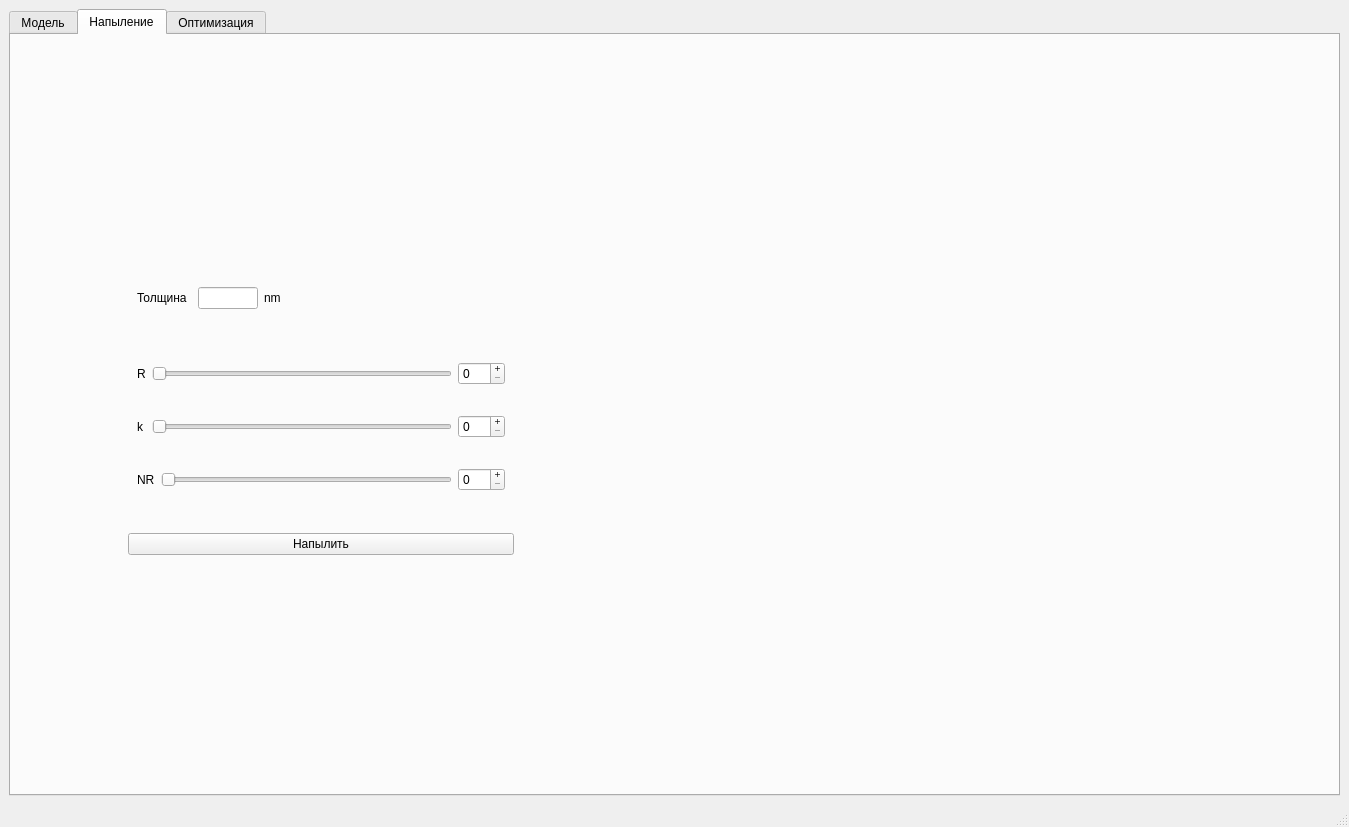
Qt form gui.ui (MarchiyGV/RotationAndDeposition) before a commit.
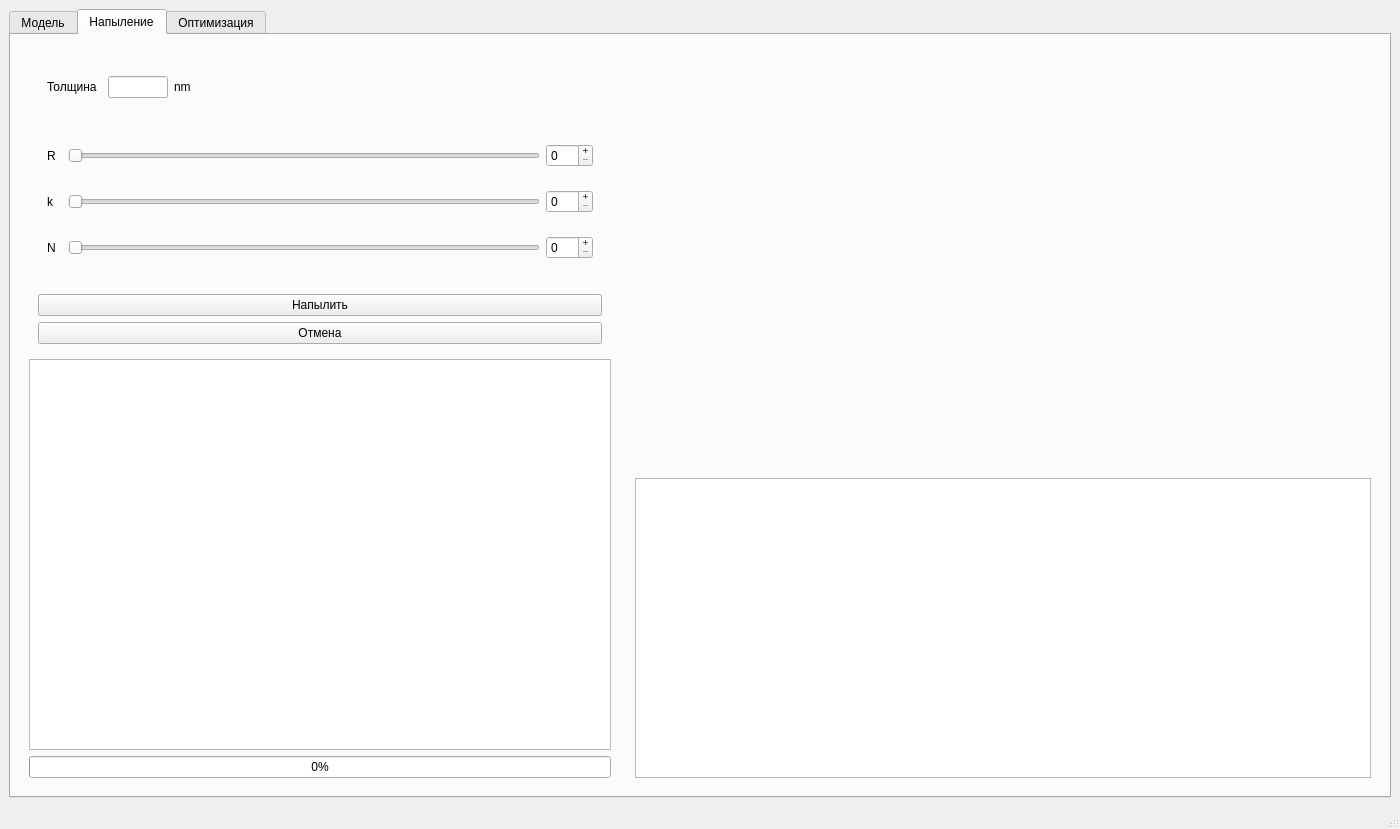
The same form after that commit. Icons and pictures are not drawn.

```diff
--- a/gui.ui
+++ b/gui.ui
@@ -6,13 +6,29 @@
    <rect>
     <x>0</x>
     <y>0</y>
-    <width>1349</width>
-    <height>827</height>
+    <width>1400</width>
+    <height>829</height>
    </rect>
   </property>
+  <property name="sizePolicy">
+   <sizepolicy hsizetype="Expanding" vsizetype="Expanding">
+    <horstretch>0</horstretch>
+    <verstretch>0</verstretch>
+   </sizepolicy>
+  </property>
+  <property name="minimumSize">
+   <size>
+    <width>1400</width>
+    <height>0</height>
+   </size>
+  </property>
   <property name="windowTitle">
    <string>Thickness calculator</string>
   </property>
+  <property name="windowIcon">
+   <iconset>
+    <normaloff>icon.ico</normaloff>icon.ico</iconset>
+  </property>
   <widget class="QWidget" name="centralwidget">
    <layout class="QHBoxLayout" name="horizontalLayout">
     <item>
@@ -33,6 +49,18 @@
        <layout class="QHBoxLayout" name="horizontalLayout_2">
         <item>
          <widget class="QWidget" name="widget_3" native="true">
+          <property name="sizePolicy">
+           <sizepolicy hsizetype="Maximum" vsizetype="Preferred">
+            <horstretch>0</horstretch>
+            <verstretch>0</verstretch>
+           </sizepolicy>
+          </property>
+          <property name="minimumSize">
+           <size>
+            <width>700</width>
+            <height>0</height>
+           </size>
+          </property>
           <layout class="QVBoxLayout" name="verticalLayout_2">
            <item>
             <widget class="QTableView" name="table_settings">
@@ -40,7 +68,7 @@
               <bool>true</bool>
              </property>
              <property name="sizePolicy">
-              <sizepolicy hsizetype="Ignored" vsizetype="Minimum">
+              <sizepolicy hsizetype="Ignored" vsizetype="MinimumExpanding">
                <horstretch>0</horstretch>
                <verstretch>0</verstretch>
               </sizepolicy>
@@ -55,11 +83,23 @@
               <enum>QAbstractScrollArea::AdjustToContents</enum>
              </property>
              <property name="editTriggers">
-              <set>QAbstractItemView::AnyKeyPressed|QAbstractItemView::DoubleClicked|QAbstractItemView::EditKeyPressed|QAbstractItemView::SelectedClicked</set>
+              <set>QAbstractItemView::AllEditTriggers</set>
+             </property>
+             <property name="showDropIndicator" stdset="0">
+              <bool>true</bool>
+             </property>
+             <property name="dragDropOverwriteMode">
+              <bool>false</bool>
              </property>
              <property name="alternatingRowColors">
               <bool>false</bool>
              </property>
+             <property name="selectionMode">
+              <enum>QAbstractItemView::NoSelection</enum>
+             </property>
+             <property name="gridStyle">
+              <enum>Qt::SolidLine</enum>
+             </property>
             </widget>
            </item>
            <item>
@@ -84,6 +124,9 @@
                <verstretch>0</verstretch>
               </sizepolicy>
              </property>
+             <property name="toolTip">
+              <string>Press Ctrl+Enter</string>
+             </property>
              <property name="text">
               <string>Обновить модель</string>
              </property>
@@ -93,17 +136,59 @@
          </widget>
         </item>
         <item>
+         <widget class="QWidget" name="widget_15" native="true">
+          <property name="minimumSize">
+           <size>
+            <width>300</width>
+            <height>0</height>
+           </size>
+          </property>
+          <layout class="QVBoxLayout" name="verticalLayout_11">
+           <item>
          <widget class="QWidget" name="widget_2" native="true">
-          <layout class="QVBoxLayout" name="verticalLayout">
+             <property name="sizePolicy">
+              <sizepolicy hsizetype="Preferred" vsizetype="Expanding">
+               <horstretch>0</horstretch>
+               <verstretch>0</verstretch>
+              </sizepolicy>
+             </property>
+             <layout class="QHBoxLayout" name="horizontalLayout_6">
+              <item>
+               <widget class="QWidget" name="widget_14" native="true">
+                <property name="sizePolicy">
+                 <sizepolicy hsizetype="MinimumExpanding" vsizetype="MinimumExpanding">
+                  <horstretch>8</horstretch>
+                  <verstretch>8</verstretch>
+                 </sizepolicy>
+                </property>
+                <property name="minimumSize">
+                 <size>
+                  <width>300</width>
+                  <height>300</height>
+                 </size>
+                </property>
+                <property name="maximumSize">
+                 <size>
+                  <width>16777215</width>
+                  <height>3123123</height>
+                 </size>
+                </property>
+                <property name="sizeIncrement">
+                 <size>
+                  <width>1</width>
+                  <height>1</height>
+                 </size>
+                </property>
+                <layout class="QVBoxLayout" name="verticalLayout_9">
            <item>
             <widget class="QWidget" name="mesh_plot" native="true">
              <property name="enabled">
               <bool>true</bool>
              </property>
              <property name="sizePolicy">
-              <sizepolicy hsizetype="Fixed" vsizetype="Fixed">
-               <horstretch>0</horstretch>
-               <verstretch>0</verstretch>
+                    <sizepolicy hsizetype="MinimumExpanding" vsizetype="MinimumExpanding">
+                     <horstretch>8</horstretch>
+                     <verstretch>8</verstretch>
               </sizepolicy>
              </property>
              <property name="minimumSize">
@@ -114,34 +199,33 @@
              </property>
              <property name="maximumSize">
               <size>
-               <width>600</width>
-               <height>600</height>
+                     <width>16777215</width>
+                     <height>16777215</height>
+                    </size>
+                   </property>
+                   <property name="sizeIncrement">
+                    <size>
+                     <width>1</width>
+                     <height>1</height>
               </size>
              </property>
              <layout class="QVBoxLayout" name="mesh_plot_vl"/>
             </widget>
            </item>
+                </layout>
+               </widget>
+              </item>
+             </layout>
+            </widget>
+           </item>
            <item>
-            <widget class="QWidget" name="source_plot" native="true">
-             <property name="sizePolicy">
-              <sizepolicy hsizetype="Fixed" vsizetype="Fixed">
-               <horstretch>0</horstretch>
-               <verstretch>0</verstretch>
-              </sizepolicy>
-             </property>
-             <property name="minimumSize">
-              <size>
-               <width>300</width>
-               <height>300</height>
-              </size>
-             </property>
+            <widget class="QTextBrowser" name="model_info">
              <property name="maximumSize">
               <size>
-               <width>600</width>
-               <height>600</height>
+               <width>16777215</width>
+               <height>200</height>
               </size>
              </property>
-             <layout class="QVBoxLayout" name="source_plot_vl"/>
             </widget>
            </item>
           </layout>
@@ -153,28 +237,20 @@
        <attribute name="title">
         <string>Напыление</string>
        </attribute>
-       <layout class="QGridLayout" name="gridLayout_3">
-        <item row="0" column="2">
-         <widget class="QWidget" name="film_plot" native="true">
-          <property name="sizePolicy">
-           <sizepolicy hsizetype="Maximum" vsizetype="Maximum">
-            <horstretch>1</horstretch>
-            <verstretch>1</verstretch>
-           </sizepolicy>
-          </property>
+       <layout class="QHBoxLayout" name="horizontalLayout_5">
+        <item alignment="Qt::AlignHCenter">
+         <widget class="QWidget" name="widget_9" native="true">
           <property name="minimumSize">
            <size>
             <width>600</width>
-            <height>400</height>
+            <height>0</height>
            </size>
           </property>
-          <layout class="QVBoxLayout" name="film_vl"/>
-         </widget>
-        </item>
-        <item row="0" column="1">
+          <layout class="QVBoxLayout" name="verticalLayout_10">
+           <item>
          <widget class="QWidget" name="widget" native="true">
           <property name="sizePolicy">
-           <sizepolicy hsizetype="Maximum" vsizetype="Maximum">
+              <sizepolicy hsizetype="Expanding" vsizetype="Maximum">
             <horstretch>1</horstretch>
             <verstretch>1</verstretch>
            </sizepolicy>
@@ -230,31 +306,44 @@
            </item>
            <item>
             <widget class="QWidget" name="widget_5" native="true">
+                <property name="sizePolicy">
+                 <sizepolicy hsizetype="Expanding" vsizetype="Preferred">
+                  <horstretch>0</horstretch>
+                  <verstretch>0</verstretch>
+                 </sizepolicy>
+                </property>
              <layout class="QGridLayout" name="gridLayout">
-              <item row="2" column="3">
-               <widget class="QDoubleSpinBox" name="NR_disp">
-                <property name="locale">
-                 <locale language="English" country="UnitedStates"/>
-                </property>
-                <property name="buttonSymbols">
-                 <enum>QAbstractSpinBox::PlusMinus</enum>
-                </property>
-                <property name="decimals">
-                 <number>0</number>
-                </property>
-                <property name="singleStep">
-                 <double>1.000000000000000</double>
-                </property>
-               </widget>
-              </item>
               <item row="2" column="2">
+                  <widget class="QSlider" name="k_Slider">
+                   <property name="orientation">
+                    <enum>Qt::Horizontal</enum>
+                   </property>
+                  </widget>
+                 </item>
+                 <item row="3" column="3">
+                  <widget class="QDoubleSpinBox" name="NR_disp">
+                   <property name="locale">
+                    <locale language="English" country="UnitedStates"/>
+                   </property>
+                   <property name="buttonSymbols">
+                    <enum>QAbstractSpinBox::PlusMinus</enum>
+                   </property>
+                   <property name="decimals">
+                    <number>0</number>
+                   </property>
+                   <property name="singleStep">
+                    <double>1.000000000000000</double>
+                   </property>
+                  </widget>
+                 </item>
+                 <item row="3" column="2">
                <widget class="QSlider" name="NR_Slider">
                 <property name="orientation">
                  <enum>Qt::Horizontal</enum>
                 </property>
                </widget>
               </item>
-              <item row="1" column="0">
+                 <item row="2" column="0">
                <widget class="QLabel" name="label_2">
                 <property name="maximumSize">
                  <size>
@@ -267,20 +356,7 @@
                 </property>
                </widget>
               </item>
-              <item row="0" column="0">
-               <widget class="QLabel" name="label">
-                <property name="maximumSize">
-                 <size>
-                  <width>30</width>
-                  <height>16777215</height>
-                 </size>
-                </property>
-                <property name="text">
-                 <string>R</string>
-                </property>
-               </widget>
-              </item>
-              <item row="2" column="0" colspan="2">
+                 <item row="3" column="0" colspan="2">
                <widget class="QLabel" name="label_3">
                 <property name="maximumSize">
                  <size>
@@ -289,11 +365,27 @@
                  </size>
                 </property>
                 <property name="text">
-                 <string>NR</string>
+                    <string>N</string>
                 </property>
                </widget>
               </item>
-              <item row="0" column="1" colspan="2">
+                 <item row="2" column="3">
+                  <widget class="QDoubleSpinBox" name="k_disp">
+                   <property name="locale">
+                    <locale language="English" country="UnitedStates"/>
+                   </property>
+                   <property name="buttonSymbols">
+                    <enum>QAbstractSpinBox::PlusMinus</enum>
+                   </property>
+                   <property name="decimals">
+                    <number>0</number>
+                   </property>
+                   <property name="singleStep">
+                    <double>1.000000000000000</double>
+                   </property>
+                  </widget>
+                 </item>
+                 <item row="1" column="2">
                <widget class="QSlider" name="R_Slider">
                 <property name="minimumSize">
                  <size>
@@ -307,22 +399,6 @@
                </widget>
               </item>
               <item row="1" column="3">
-               <widget class="QDoubleSpinBox" name="k_disp">
-                <property name="locale">
-                 <locale language="English" country="UnitedStates"/>
-                </property>
-                <property name="buttonSymbols">
-                 <enum>QAbstractSpinBox::PlusMinus</enum>
-                </property>
-                <property name="decimals">
-                 <number>0</number>
-                </property>
-                <property name="singleStep">
-                 <double>1.000000000000000</double>
-                </property>
-               </widget>
-              </item>
-              <item row="0" column="3">
                <widget class="QDoubleSpinBox" name="R_disp">
                 <property name="locale">
                  <locale language="English" country="UnitedStates"/>
@@ -338,10 +414,16 @@
                 </property>
                </widget>
               </item>
-              <item row="1" column="1" colspan="2">
-               <widget class="QSlider" name="k_Slider">
-                <property name="orientation">
-                 <enum>Qt::Horizontal</enum>
+                 <item row="1" column="0">
+                  <widget class="QLabel" name="label">
+                   <property name="maximumSize">
+                    <size>
+                     <width>30</width>
+                     <height>16777215</height>
+                    </size>
+                   </property>
+                   <property name="text">
+                    <string>R</string>
                 </property>
                </widget>
               </item>
@@ -350,11 +432,134 @@
            </item>
            <item>
             <widget class="QPushButton" name="DepositionButton">
+                <property name="toolTip">
+                 <string>Press Enter</string>
+                </property>
              <property name="text">
               <string>Напылить</string>
              </property>
             </widget>
            </item>
+              <item>
+               <widget class="QPushButton" name="cancel_dep_button">
+                <property name="text">
+                 <string>Отмена</string>
+                </property>
+               </widget>
+              </item>
+             </layout>
+            </widget>
+           </item>
+           <item>
+            <widget class="QTextBrowser" name="deposition_log">
+             <property name="sizePolicy">
+              <sizepolicy hsizetype="Expanding" vsizetype="Ignored">
+               <horstretch>0</horstretch>
+               <verstretch>0</verstretch>
+              </sizepolicy>
+             </property>
+             <property name="minimumSize">
+              <size>
+               <width>0</width>
+               <height>100</height>
+              </size>
+             </property>
+            </widget>
+           </item>
+           <item>
+            <widget class="QProgressBar" name="p_dep_bar">
+             <property name="value">
+              <number>0</number>
+             </property>
+            </widget>
+           </item>
+          </layout>
+         </widget>
+        </item>
+        <item>
+         <widget class="QWidget" name="widget_8" native="true">
+          <layout class="QVBoxLayout" name="verticalLayout_6">
+           <item>
+            <widget class="QWidget" name="widget_10" native="true">
+             <property name="sizePolicy">
+              <sizepolicy hsizetype="Expanding" vsizetype="Expanding">
+               <horstretch>0</horstretch>
+               <verstretch>0</verstretch>
+              </sizepolicy>
+             </property>
+             <layout class="QHBoxLayout" name="horizontalLayout_7">
+              <item>
+               <widget class="QWidget" name="widget_11" native="true">
+                <property name="sizePolicy">
+                 <sizepolicy hsizetype="Preferred" vsizetype="Preferred">
+                  <horstretch>1</horstretch>
+                  <verstretch>1</verstretch>
+                 </sizepolicy>
+                </property>
+                <property name="minimumSize">
+                 <size>
+                  <width>300</width>
+                  <height>300</height>
+                 </size>
+                </property>
+                <property name="sizeIncrement">
+                 <size>
+                  <width>1</width>
+                  <height>1</height>
+                 </size>
+                </property>
+                <layout class="QVBoxLayout" name="verticalLayout">
+                 <item>
+                  <widget class="QWidget" name="geometry_plot" native="true">
+                   <property name="sizePolicy">
+                    <sizepolicy hsizetype="Expanding" vsizetype="Minimum">
+                     <horstretch>1</horstretch>
+                     <verstretch>1</verstretch>
+                    </sizepolicy>
+                   </property>
+                   <property name="minimumSize">
+                    <size>
+                     <width>300</width>
+                     <height>300</height>
+                    </size>
+                   </property>
+                   <property name="sizeIncrement">
+                    <size>
+                     <width>1</width>
+                     <height>1</height>
+                    </size>
+                   </property>
+                   <layout class="QVBoxLayout" name="geometry_vl"/>
+                  </widget>
+                 </item>
+                </layout>
+               </widget>
+              </item>
+             </layout>
+            </widget>
+           </item>
+           <item>
+            <widget class="QTextBrowser" name="deposition_output">
+             <property name="sizePolicy">
+              <sizepolicy hsizetype="Expanding" vsizetype="MinimumExpanding">
+               <horstretch>0</horstretch>
+               <verstretch>0</verstretch>
+              </sizepolicy>
+             </property>
+             <property name="minimumSize">
+              <size>
+               <width>400</width>
+               <height>250</height>
+              </size>
+             </property>
+             <property name="maximumSize">
+              <size>
+               <width>16777215</width>
+               <height>300</height>
+              </size>
+             </property>
+            </widget>
+           </item>
           </layout>
          </widget>
         </item>
@@ -442,7 +647,7 @@
     <rect>
      <x>0</x>
      <y>0</y>
-     <width>1349</width>
+     <width>1400</width>
      <height>31</height>
     </rect>
    </property>
```
Lines whose indentation alone changed are shown as unchanged.
